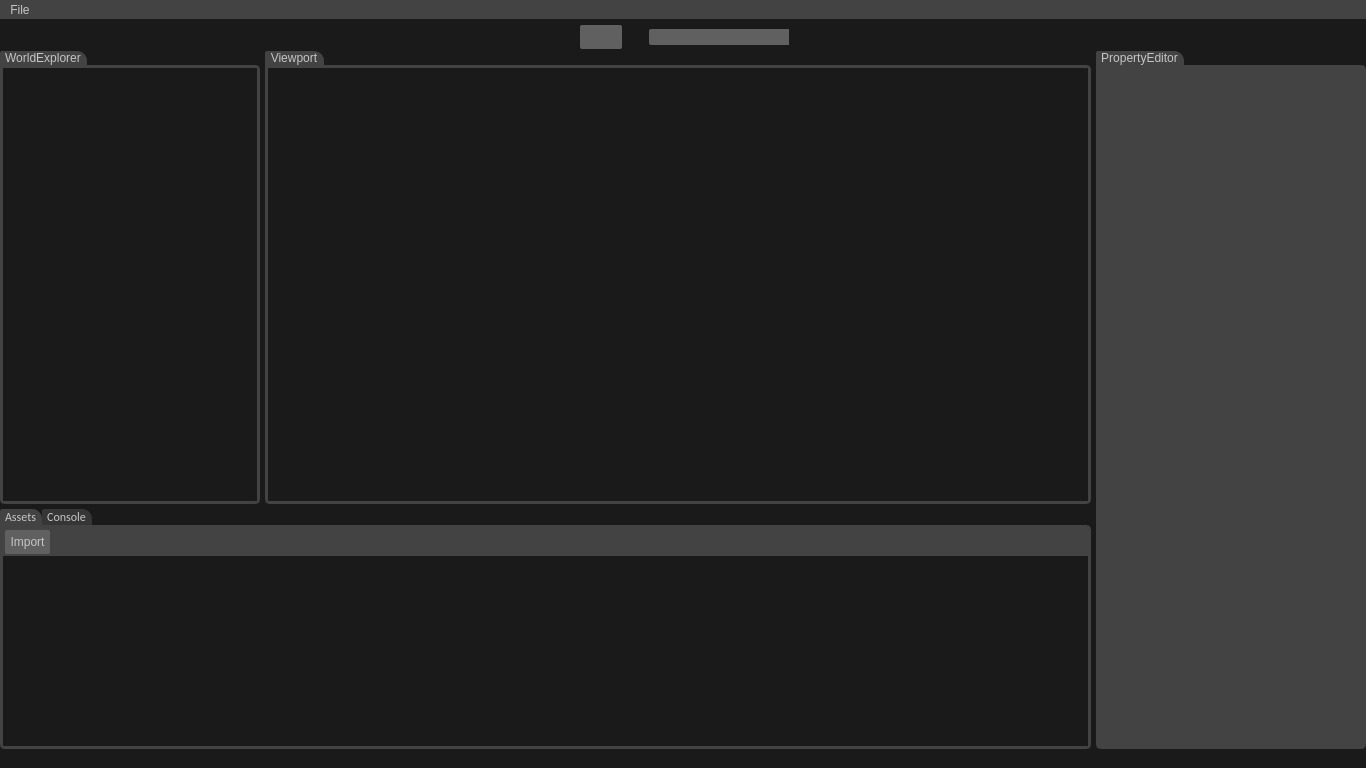
Qt form Source/Editor/InnocenceEditor/mainwindow.ui (zhangdoa/InnocenceEngine) before a commit.
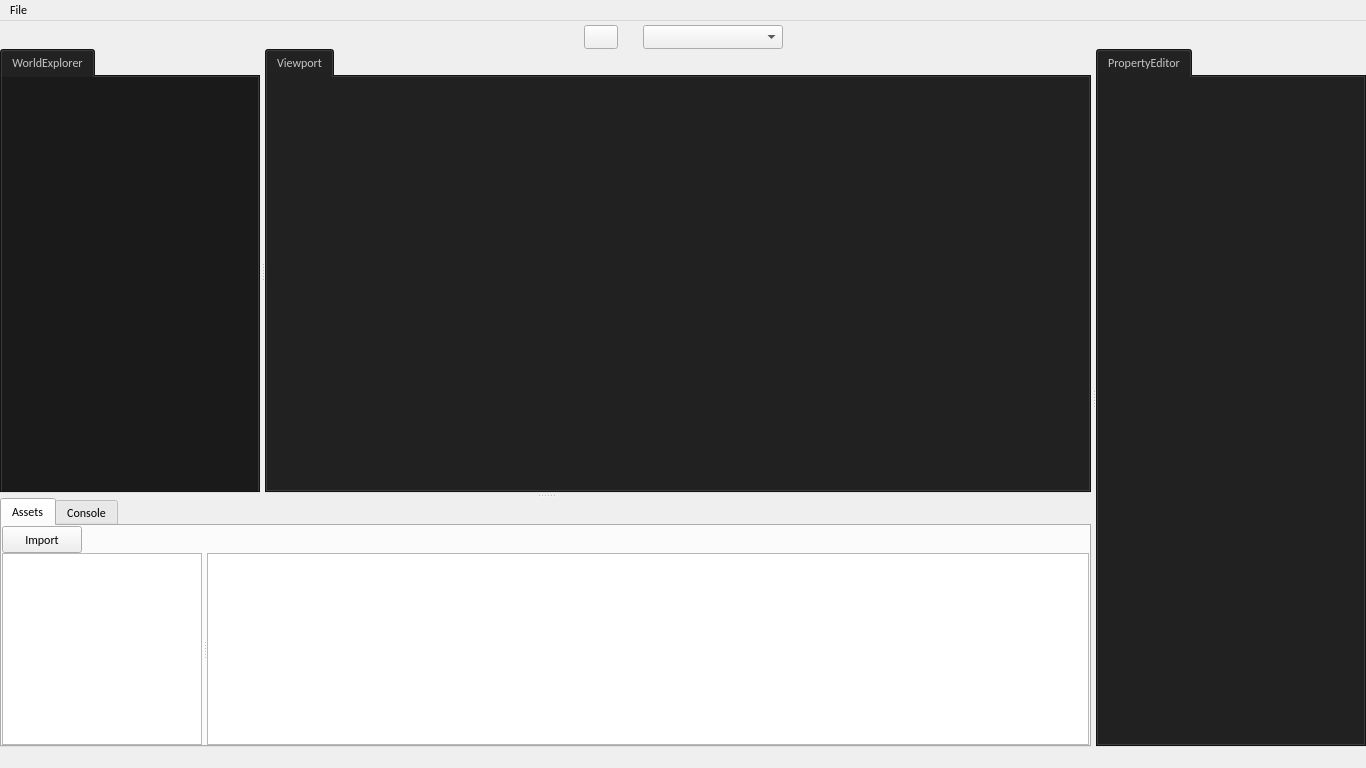
The same form after that commit. Icons and pictures are not drawn. Custom widgets are drawn as their Qt base class.

What changed in the file:
```diff
--- a/Source/Editor/InnocenceEditor/mainwindow.ui
+++ b/Source/Editor/InnocenceEditor/mainwindow.ui
@@ -31,205 +31,6 @@
     <height>768</height>
    </size>
   </property>
-  <property name="palette">
-   <palette>
-    <active>
-     <colorrole role="WindowText">
-      <brush brushstyle="SolidPattern">
-       <color alpha="255">
-        <red>197</red>
-        <green>197</green>
-        <blue>197</blue>
-       </color>
-      </brush>
-     </colorrole>
-     <colorrole role="Button">
-      <brush brushstyle="SolidPattern">
-       <color alpha="255">
-        <red>26</red>
-        <green>26</green>
-        <blue>26</blue>
-       </color>
-      </brush>
-     </colorrole>
-     <colorrole role="Text">
-      <brush brushstyle="SolidPattern">
-       <color alpha="255">
-        <red>197</red>
-        <green>197</green>
-        <blue>197</blue>
-       </color>
-      </brush>
-     </colorrole>
-     <colorrole role="ButtonText">
-      <brush brushstyle="SolidPattern">
-       <color alpha="255">
-        <red>197</red>
-        <green>197</green>
-        <blue>197</blue>
-       </color>
-      </brush>
-     </colorrole>
-     <colorrole role="Base">
-      <brush brushstyle="SolidPattern">
-       <color alpha="255">
-        <red>26</red>
-        <green>26</green>
-        <blue>26</blue>
-       </color>
-      </brush>
-     </colorrole>
-     <colorrole role="Window">
-      <brush brushstyle="SolidPattern">
-       <color alpha="255">
-        <red>26</red>
-        <green>26</green>
-        <blue>26</blue>
-       </color>
-      </brush>
-     </colorrole>
-     <colorrole role="PlaceholderText">
-      <brush brushstyle="NoBrush">
-       <color alpha="128">
-        <red>197</red>
-        <green>197</green>
-        <blue>197</blue>
-       </color>
-      </brush>
-     </colorrole>
-    </active>
-    <inactive>
-     <colorrole role="WindowText">
-      <brush brushstyle="SolidPattern">
-       <color alpha="255">
-        <red>197</red>
-        <green>197</green>
-        <blue>197</blue>
-       </color>
-      </brush>
-     </colorrole>
-     <colorrole role="Button">
-      <brush brushstyle="SolidPattern">
-       <color alpha="255">
-        <red>26</red>
-        <green>26</green>
-        <blue>26</blue>
-       </color>
-      </brush>
-     </colorrole>
-     <colorrole role="Text">
-      <brush brushstyle="SolidPattern">
-       <color alpha="255">
-        <red>197</red>
-        <green>197</green>
-        <blue>197</blue>
-       </color>
-      </brush>
-     </colorrole>
-     <colorrole role="ButtonText">
-      <brush brushstyle="SolidPattern">
-       <color alpha="255">
-        <red>197</red>
-        <green>197</green>
-        <blue>197</blue>
-       </color>
-      </brush>
-     </colorrole>
-     <colorrole role="Base">
-      <brush brushstyle="SolidPattern">
-       <color alpha="255">
-        <red>26</red>
-        <green>26</green>
-        <blue>26</blue>
-       </color>
-      </brush>
-     </colorrole>
-     <colorrole role="Window">
-      <brush brushstyle="SolidPattern">
-       <color alpha="255">
-        <red>26</red>
-        <green>26</green>
-        <blue>26</blue>
-       </color>
-      </brush>
-     </colorrole>
-     <colorrole role="PlaceholderText">
-      <brush brushstyle="NoBrush">
-       <color alpha="128">
-        <red>197</red>
-        <green>197</green>
-        <blue>197</blue>
-       </color>
-      </brush>
-     </colorrole>
-    </inactive>
-    <disabled>
-     <colorrole role="WindowText">
-      <brush brushstyle="SolidPattern">
-       <color alpha="255">
-        <red>197</red>
-        <green>197</green>
-        <blue>197</blue>
-       </color>
-      </brush>
-     </colorrole>
-     <colorrole role="Button">
-      <brush brushstyle="SolidPattern">
-       <color alpha="255">
-        <red>26</red>
-        <green>26</green>
-        <blue>26</blue>
-       </color>
-      </brush>
-     </colorrole>
-     <colorrole role="Text">
-      <brush brushstyle="SolidPattern">
-       <color alpha="255">
-        <red>197</red>
-        <green>197</green>
-        <blue>197</blue>
-       </color>
-      </brush>
-     </colorrole>
-     <colorrole role="ButtonText">
-      <brush brushstyle="SolidPattern">
-       <color alpha="255">
-        <red>197</red>
-        <green>197</green>
-        <blue>197</blue>
-       </color>
-      </brush>
-     </colorrole>
-     <colorrole role="Base">
-      <brush brushstyle="SolidPattern">
-       <color alpha="255">
-        <red>26</red>
-        <green>26</green>
-        <blue>26</blue>
-       </color>
-      </brush>
-     </colorrole>
-     <colorrole role="Window">
-      <brush brushstyle="SolidPattern">
-       <color alpha="255">
-        <red>26</red>
-        <green>26</green>
-        <blue>26</blue>
-       </color>
-      </brush>
-     </colorrole>
-     <colorrole role="PlaceholderText">
-      <brush brushstyle="NoBrush">
-       <color alpha="128">
-        <red>197</red>
-        <green>197</green>
-        <blue>197</blue>
-       </color>
-      </brush>
-     </colorrole>
-    </disabled>
-   </palette>
-  </property>
   <property name="font">
    <font>
     <family>Calibri</family>
@@ -243,574 +44,7 @@
    <string>InnocenceEditor</string>
   </property>
   <property name="autoFillBackground">
-   <bool>false</bool>
-  </property>
-  <property name="styleSheet">
-   <string notr="true">/*
-widget background dark:						1a1a1a
-widget background light:						434343
-widget background highlighted: 			515151
-text disabled:										585858
-text :													C5C5C5
-text highlighted:									EDEDED
-border:												404040
-border highlighted:								575757
-text edit background:							414141
-button background								606060
-button background highlighted			464646
-button background very highlighted 	3980A3
-*/
-
-/*================================================================================================*/
-
-/* QMainWindow - Only visible in the bottom bar of the window */
-QMainWindow
-{
-	background-color: #1a1a1a;
-	padding: 0px;
-}
-
-/*================================================================================================*/
-
-/* QWidget - Applies on all widgets */
-QWidget
-{
-	color: #C5C5C5;
-	background-color: #1a1a1a;
-	border-color: #404040;
-	border-width: 0px;
-	border-style: none;
-	font: 9pt &quot;Calibri&quot;;
-	padding: 0px;
-}
-
-/*================================================================================================*/
-
-/* QScrollBar - Set arrow icons */
-QScrollBar::right-arrow:horizontal
-{   
-	background-image: url(:/Images/arrowRight.png) contain;
-}
-
-QScrollBar::left-arrow:horizontal
-{   
-	background-image: url(:/Images/arrowLeft.png) contain;
-}
-
-/*================================================================================================*/
-
-/* QLineEdit */
-QLineEdit
-{
-	color: #C5C5C5;
-	background-color: #1a1a1a;
-	border-style: none;
-	border-radius: 1px;
-}
-
-/*================================================================================================*/
-
-/* QLabel */
-QLabel
-{
-	color: #C5C5C5;
-	background-color: #434343;
-	border-style: none;
-	border-radius: 3px;
-	padding: 3px;
-}
-
-/*================================================================================================*/
-
-/* QTabWidget::pane */
-QTabWidget::pane  
-{  
-	/* Controls all tabs in the editor as well as the QSplitter */
-	border-color: #434343;
-	border-style: none;
-	border-width: 0px;
-	border-bottom-right-radius: 5px;
-	border-bottom-left-radius: 5px;
-	border-top-left-radius: 0px;
-	border-top-right-radius: 5px;
-}
-
-/*================================================================================================*/
-
-/* QTreeView - I am tweaking only QTreeView because QTreeWidget inherits from it as well */
-QTreeView
-{
-	background-color: #1a1a1a;
-	border-style: none;
-	border-width: 0px;
-	border-top-width: 0px;
-	outline: 0px; /* removes ugly selection dashed border */
-}
-
-QTreeView::item
-{
-    background-color: #1a1a1a;
-	color: #C5C5C5;
-}
-
-QTreeView::item:selected 
-{
-	background-color: #515151;
-	color: white;
-	border-style: none;
-}
-
-QTreeView::item:hover 
-{
-		
-}
-
-QTreeView::branch:has-siblings:!adjoins-item 
-{
-    border-image: url(:/Images/vline.png) contain;
-}
-
-QTreeView::branch:has-siblings:adjoins-item 
-{
-    border-image: url(:/Images/branch-more.png) contain;
-}
-
-QTreeView::branch:!has-children:!has-siblings:adjoins-item 
-{
-    border-image: url(:/Images/branch-end.png) contain;
-}
-
-QTreeView::branch:has-children:!has-siblings:closed,
-QTreeView::branch:closed:has-children:has-siblings 
-{
-	border-image: none;
-	image: url(:/Images/branch-closed.png);
-}
-
-QTreeView::branch:open:has-children:!has-siblings,
-QTreeView::branch:open:has-children:has-siblings  
-{
-    border-image: none;
-	image: url(:/Images/branch-open.png);
-}
-
-/*================================================================================================*/
-
-
-/* QTabBar */
-QTabBar::tab
-{	
-	background-color: #363636;
-	background-repeat: no-repeat;
-	background-position: left;
-
-	border-color: red;
-	border-style: solid;
-	border-top-left-radius: 2px;
-	border-top-right-radius: 2px;
-	border-bottom-width: 0px;
-	
-	border-top-right-radius: 10px;
-	border-bottom-right-radius: 0px;
-
-	min-width: 3.5em;
-	min-height: 1.3em;
-
-	padding-left: 5px;
-	padding-right: 6px;
-}
-
-QTabBar::tab:selected
-{
-	background-color: #434343;
-	border-style: none;
-	border-width: 1px;
-	border-bottom-width: 0px;
-}
-
-/*================================================================================================*/
-
-/* QMenuBar */
-QMenuBar
-{
-	color: #B4B4B4;
-	background-color: #434343;
-	padding: 0px;
-}
-
-QMenuBar::item
-{
-	color: #C5C5C5;
-	background-color: #434343;
-}
-
-QMenuBar::item:selected
-{
-	color: #C5C5C5;
-	background-color:#515151;
-}
-
-QMenuBar::item:pressed 
-{
-    color: #C5C5C5;
-	background-color:#515151;
-}
-
-QMenu::item
-{
-	color: #C5C5C5;
-	background-color: #434343;
-}
-
-QMenu::item:!enabled
-{
-	color: #585858;
-	background-color: #434343;
-}
-
-QMenu::item:selected:enabled
-{
-	color: #EDEDED;
-	background-color:#515151;
-}
-
-QMenu::item:pressed 
-{
-    color:  #C5C5C5;
-	background-color:#515151;
-}
-
-QMenu::separator 
-{
-	height: 1px;
-	background:#1a1a1a;
-}
-
-/*================================================================================================*/
-
-/* QPushButton */
-QPushButton
-{
-    background-color: #606060;
-	border-radius: 2px;
-    border-width: 0px;
-    border-style: solid;
-	padding: 5px;
-	margin: 2px;
-}
-
-QPushButton::pressed
-{
-	background-color: #464646;
-}
-
-QPushButton::checked
-{
-	background-color: #464646;
-}
-/*================================================================================================*/
-
-/* QComboBox */
-QComboBox
-{
-	background-color: #606060;
-	border-radius: 2px;
-    border-width: 0px;
-    border-style: solid;
-	padding-left: 5px;
-}
-
-QComboBox::drop-down
-{
-    background-color: #606060;
-    border-width: 1px;
-    border-style: none;
-}
-
-QComboBox::down-arrow
-{   
-    background-image: url(:/Images/arrow.png);
-	background-repeat: no-repeat;
-	background-position: center;
-}
-
-/*================================================================================================*/
-
-/* QListView - DirExplorer and FileExplorer are derived from QListView */
-QListView
-{
-	background-color: #1a1a1a;
-	border-style: none;
-	border-width: 0px;
-}
-
-QListView::item 
-{
-	background-color:  #1a1a1a;
-}
-
-QListView::item:alternate 
-{		
-	background-color:  #515151;
-}
-
-QListView::item:focus
-{
-	border:none;
-}
-
-/*================================================================================================*/
-
-/* QCheckBox */
-QCheckBox
-{
-	background-color: rgba(0, 0, 0, 0);
-}
-
-QCheckBox::indicator
-{
-	width: 10px;
-	height: 10px;
-	border-style: solid;
-	border-width: 1px;
-	border-color: #575757;
-	border-radius: 2px;
-	background-color: qlineargradient(spread:pad, x1:0.5, y1:1, x2:0.5, y2:0, stop:0 rgba(92, 92, 92, 100), stop:1 rgba(92, 92, 92, 255));
-}
-
-QCheckBox::indicator:checked 
-{
-	image:  url(:/Images/check.png) contain;
- }
-
-/*================================================================================================*/
-
-/* QProgressBar */
-QProgressBar 
-{
-    border: 1px solid #76797C;
-    border-radius: 1px;
-}
-
-QProgressBar::chunk 
-{
-    background-color: #3980A3;
-	width: 1px;
-}
-
-/*================================================================================================*/
-
-/* QSlider */
-QSlider
-{
-	background-color: #434343;
-}
-
-QSlider::groove:horizontal 
-{
-	border: 1px;
-	border-color: #434343;
-	border-style: inset;
-	background: qlineargradient(spread:pad, x1:0.5, y1:1, x2:0.488318, y2:0.358, stop:0 rgba(192, 192, 192, 255), stop:1 rgba(79, 79, 79, 255));
-	height: 5px;
-	border-radius: 4px;
-}
-
-QSlider::handle:horizontal 
-{
-	background: qlineargradient(spread:pad, x1:0.5, y1:0, x2:0.5, y2:1, stop:0 rgba(110, 110, 110, 255), stop:1 rgba(68, 68, 68, 255));
-	border: 1px;
-	border-color: #434343;
-	border-style: outset;
-	width: 10px;
-	height: 10px;
-	margin-top: -3px;
-	margin-bottom: -3px;
-	border-radius: 5px;
-}
-
-/*================================================================================================*/
-
-/* QScrollBar - Background (non scrollabe area) */
-QScrollBar:vertical 
-{
-	border-color: #404040;
-	border-style: solid;
-	border-width: 1px;
-	background-color: #404040;
-	margin: 15px 0 15px 0;
-}
-
-/* Background (scrollable area) */
-QScrollBar::add-page:vertical, QScrollBar::sub-page:vertical 
-{
-	background: #1a1a1a;
- }
-
-/* Handle */
-QScrollBar::handle:vertical 
-{
-	background-color: qlineargradient(spread:pad, x1:0, y1:0.5, x2:1, y2:0.5, stop:0 rgba(66, 66, 66, 255), stop:1 rgba(53, 53, 53, 255));
-}
-
-/* Top arrow (clickable area) */
-QScrollBar::sub-line:vertical 
-{
-	subcontrol-position: top;
-  	height: 15px;
-    subcontrol-origin: margin;
-	background-color:#1a1a1a;
-	border-color: #404040;
-	border-style: solid;
-	border-width: 1px;
-}
-
-/* Bottom arrow (clickable area) */
-QScrollBar::add-line:vertical 
-{
-	subcontrol-position: bottom;
-	height: 15px;
-    subcontrol-origin: margin;
-	background-color:#1a1a1a;
-	border-color: #404040;
-	border-style: solid;
-	border-width: 1px;
-}
-
-QScrollBar::down-arrow::vertical
-{   
-	background-image: url(:/Images/arrowDown.png) contain;
-}
-
-QScrollBar::up-arrow::vertical
-{   
-	background-image: url(:/Images/arrowUp.png) contain;
-}
-
-/* Background (non scrollabe area) */
-QScrollBar:horizontal 
-{
-	border-color: #404040;
-	border-style: solid;
-	border-width: 1px;
-	background-color: #404040;
-	margin: 0 15px 0 15px;
-}
-
-/* Background (scrollable area) */
-QScrollBar::add-page:horizontal, QScrollBar::sub-page:horizontal 
-{
-	background: #1a1a1a;
- }
-
-/* Handle */
-QScrollBar::handle:horizontal 
-{
-	background-color: qlineargradient(spread:pad, x1:0.5, y1:1, x2:0.5, y2:0, stop:0 rgba(54, 54, 54, 255), stop:1 rgba(79, 79, 79, 255));
-}
-
-/* Right arrow (clickable area) */
-QScrollBar::add-line:horizontal 
-{
-	subcontrol-position: right;
-	width: 15px;
-    subcontrol-origin: margin;
-	background-color:#1a1a1a;
-	border-color: #404040;
-	border-style: solid;
-	border-width: 1px;
-}
-
-/* Left arrow (clickable area) */
-QScrollBar::sub-line:horizontal 
-{
-	subcontrol-position: left;
-  	width: 15px;
-    subcontrol-origin: margin;
-	background-color:#1a1a1a;
-	border-color: #404040;
-	border-style: solid;
-	border-width: 1px;
-}
-
-/*========================================================================================*/
-
-/* QSplitter */
-QSplitter::handle 
-{
-	background-color: #1a1a1a;
-}
-
-QSplitter::handle:horizontal 
-{
-	width: 2px;
-}
-
-QSplitter::handle:vertical 
-{
-	width: 2px;
-}
-
-/*================================================================================================*/
-#widgetPropertyEditor
-{
-	background-color: #434343;
-}
-
-#treeWidgetWorldExplorer
-{
-	background-color: #434343;
-}
-
-#toolBar
-{
-	background-color: #1a1a1a;
-}
-
-#layoutProjectConsole, #widgetUpperLeft
-{
-	background-color: #1a1a1a;
-}
-
-#sceneToolbar, #tabConsoleToolbar, #tabWorldExplorerToolbar, #tabProjectToolbar 
-{
-	background-color: #434343;
-	border-width: 0px;
-	border-style: none;
-}
-
-#tabWorldExplorer::pane
-{
-	border-width: 3px;
-	border-style: solid;
-	border-color: #434343;
-}
-
-#tabViewport::pane
-{
-	border-color: #434343;
-	border-style: solid;
-	border-width: 3px;
-}
-
-#tabPropertyEditor::pane
-{
-	border-width: 3px;
-	border-style: solid;
-	border-color: #434343;
-}
-
-#tabProjectConsole::pane
-{
-	border-width: 3px;
-	border-style: solid;
-	border-color: #434343;
-}
-
-#splitterConsoleProject::handle 
-{
-	background-color: #434343;
-}</string>
+      <bool>true</bool>
   </property>
   <property name="locale">
    <locale language="English" country="UnitedStates"/>
@@ -831,9 +65,6 @@
      <height>0</height>
     </size>
    </property>
-   <property name="styleSheet">
-    <string notr="true"/>
-   </property>
    <layout class="QVBoxLayout" name="verticalLayout_3">
     <property name="spacing">
      <number>0</number>
@@ -912,9 +143,6 @@
            <property name="autoFillBackground">
             <bool>false</bool>
            </property>
-           <property name="styleSheet">
-            <string notr="true"/>
-           </property>
            <property name="text">
             <string/>
            </property>
@@ -1555,9 +783,6 @@
                <property name="layoutDirection">
                 <enum>Qt::LeftToRight</enum>
                </property>
-               <property name="styleSheet">
-                <string notr="true"/>
-               </property>
                <property name="documentMode">
                 <bool>false</bool>
                </property>
@@ -2090,9 +1315,6 @@
                <property name="layoutDirection">
                 <enum>Qt::LeftToRight</enum>
                </property>
-               <property name="styleSheet">
-                <string notr="true"/>
-               </property>
                <widget class="QWidget" name="widgetLayoutViewport">
                 <attribute name="title">
                  <string>Viewport</string>
@@ -2197,9 +1419,6 @@
               <property name="autoFillBackground">
                <bool>false</bool>
               </property>
-              <property name="styleSheet">
-               <string notr="true"/>
-              </property>
               <property name="currentIndex">
                <number>0</number>
               </property>
@@ -2964,9 +2183,6 @@
        <property name="autoFillBackground">
         <bool>false</bool>
        </property>
-       <property name="styleSheet">
-        <string notr="true"/>
-       </property>
        <widget class="InnoPropertyEditor" name="widgetPropertyEditor">
         <property name="sizePolicy">
          <sizepolicy hsizetype="Preferred" vsizetype="Preferred">
@@ -2983,9 +2199,6 @@
         <property name="autoFillBackground">
          <bool>false</bool>
         </property>
-        <property name="styleSheet">
-         <string notr="true"/>
-        </property>
         <attribute name="title">
          <string>PropertyEditor</string>
         </attribute>
@@ -3034,14 +2247,14 @@
     <property name="title">
      <string>File</string>
     </property>
-    <addaction name="actionNew_Scene"/>
-    <addaction name="actionOpen_Scene"/>
-    <addaction name="separator"/>
-    <addaction name="actionSave_Scene"/>
-    <addaction name="actionSave_Scene_as"/>
-    <addaction name="separator"/>
-   </widget>
-   <addaction name="menuFile"/>
+        <addaction name="actionNew_Scene" />
+        <addaction name="actionOpen_Scene" />
+        <addaction name="separator" />
+        <addaction name="actionSave_Scene" />
+        <addaction name="actionSave_Scene_as" />
+        <addaction name="separator" />
+      </widget>
+      <addaction name="menuFile" />
   </widget>
   <widget class="QStatusBar" name="statusBar">
    <property name="sizeGripEnabled">
@@ -3078,7 +2291,7 @@
    </property>
   </action>
  </widget>
- <layoutdefault spacing="6" margin="11"/>
+  <layoutdefault spacing="6" margin="11" />
  <customwidgets>
   <customwidget>
    <class>InnoWorldExplorer</class>
```
Left out of the diff: 8 changed lines with no effect on the pictures. Lines whose indentation alone changed are shown as unchanged.
